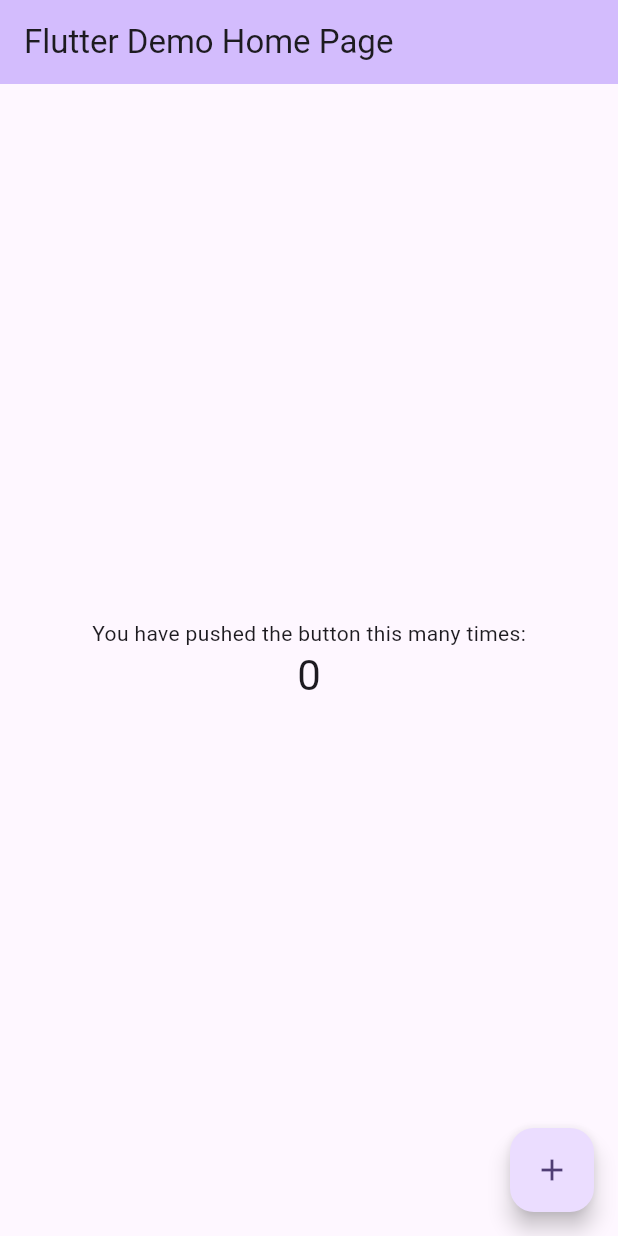
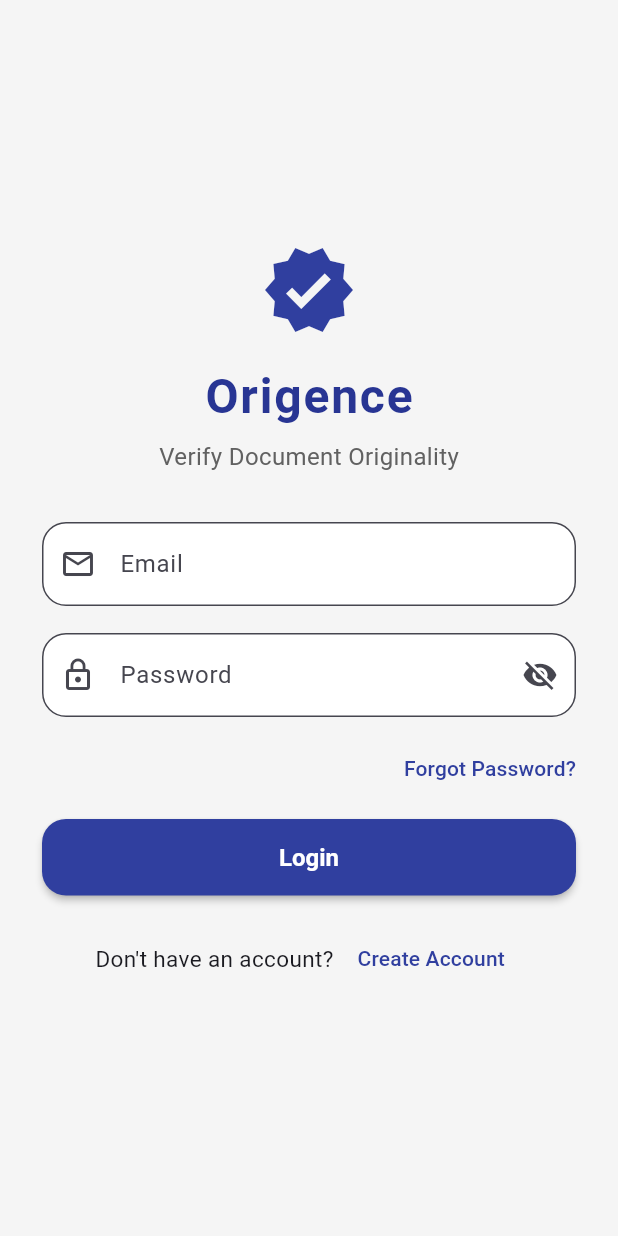
Before and after one commit to arhatj09-blip/Origence, a Flutter app: the screen it shows after launch, on a phone screen of 412 x 824 dp. Run offline on Flutter 3.47's test engine with Material 3 defaults, Android fonts, the phone set to English and light mode, and no system bars.

Commit message:
Updated login page

```diff
--- a/frontend/lib/main.dart
+++ b/frontend/lib/main.dart
@@ -7,115 +7,190 @@ void main() {
 class MyApp extends StatelessWidget {
   const MyApp({super.key});
 
-  // This widget is the root of your application.
   @override
   Widget build(BuildContext context) {
     return MaterialApp(
-      title: 'Flutter Demo',
+      title: 'Origence',
       theme: ThemeData(
-        // This is the theme of your application.
-        //
-        // TRY THIS: Try running your application with "flutter run". You'll see
-        // the application has a purple toolbar. Then, without quitting the app,
-        // try changing the seedColor in the colorScheme below to Colors.green
-        // and then invoke "hot reload" (save your changes or press the "hot
-        // reload" button in a Flutter-supported IDE, or press "r" if you used
-        // the command line to start the app).
-        //
-        // Notice that the counter didn't reset back to zero; the application
-        // state is not lost during the reload. To reset the state, use hot
-        // restart instead.
-        //
-        // This works for code too, not just values: Most code changes can be
-        // tested with just a hot reload.
-        colorScheme: .fromSeed(seedColor: Colors.deepPurple),
+        colorScheme: ColorScheme.fromSeed(seedColor: Colors.indigo),
       ),
-      home: const MyHomePage(title: 'Flutter Demo Home Page'),
+      home: const LoginScreen(),
     );
   }
 }
 
-class MyHomePage extends StatefulWidget {
-  const MyHomePage({super.key, required this.title});
-
-  // This widget is the home page of your application. It is stateful, meaning
-  // that it has a State object (defined below) that contains fields that affect
-  // how it looks.
-
-  // This class is the configuration for the state. It holds the values (in this
-  // case the title) provided by the parent (in this case the App widget) and
-  // used by the build method of the State. Fields in a Widget subclass are
-  // always marked "final".
-
-  final String title;
+class LoginScreen extends StatefulWidget {
+  const LoginScreen({super.key});
 
   @override
-  State<MyHomePage> createState() => _MyHomePageState();
+  State<LoginScreen> createState() => _LoginScreenState();
 }
 
-class _MyHomePageState extends State<MyHomePage> {
-  int _counter = 0;
+class _LoginScreenState extends State<LoginScreen> {
+  final _formKey = GlobalKey<FormState>();
+  final TextEditingController _emailController = TextEditingController();
+  final TextEditingController _passwordController = TextEditingController();
+  bool _obscurePassword = true;
 
-  void _incrementCounter() {
-    setState(() {
-      // This call to setState tells the Flutter framework that something has
-      // changed in this State, which causes it to rerun the build method below
-      // so that the display can reflect the updated values. If we changed
-      // _counter without calling setState(), then the build method would not be
-      // called again, and so nothing would appear to happen.
-      _counter++;
-    });
+  @override
+  void dispose() {
+    _emailController.dispose();
+    _passwordController.dispose();
+    super.dispose();
   }
 
   @override
   Widget build(BuildContext context) {
-    // This method is rerun every time setState is called, for instance as done
-    // by the _incrementCounter method above.
-    //
-    // The Flutter framework has been optimized to make rerunning build methods
-    // fast, so that you can just rebuild anything that needs updating rather
-    // than having to individually change instances of widgets.
     return Scaffold(
-      appBar: AppBar(
-        // TRY THIS: Try changing the color here to a specific color (to
-        // Colors.amber, perhaps?) and trigger a hot reload to see the AppBar
-        // change color while the other colors stay the same.
-        backgroundColor: Theme.of(context).colorScheme.inversePrimary,
-        // Here we take the value from the MyHomePage object that was created by
-        // the App.build method, and use it to set our appbar title.
-        title: Text(widget.title),
-      ),
-      body: Center(
-        // Center is a layout widget. It takes a single child and positions it
-        // in the middle of the parent.
-        child: Column(
-          // Column is also a layout widget. It takes a list of children and
-          // arranges them vertically. By default, it sizes itself to fit its
-          // children horizontally, and tries to be as tall as its parent.
-          //
-          // Column has various properties to control how it sizes itself and
-          // how it positions its children. Here we use mainAxisAlignment to
-          // center the children vertically; the main axis here is the vertical
-          // axis because Columns are vertical (the cross axis would be
-          // horizontal).
-          //
-          // TRY THIS: Invoke "debug painting" (choose the "Toggle Debug Paint"
-          // action in the IDE, or press "p" in the console), to see the
-          // wireframe for each widget.
-          mainAxisAlignment: .center,
-          children: [
-            const Text('You have pushed the button this many times:'),
-            Text(
-              '$_counter',
-              style: Theme.of(context).textTheme.headlineMedium,
+      backgroundColor: Colors.grey[100],
+      body: SafeArea(
+        child: Center(
+          child: SingleChildScrollView(
+            padding: const EdgeInsets.symmetric(horizontal: 28, vertical: 24),
+            child: Form(
+              key: _formKey,
+              child: Column(
+                mainAxisSize: MainAxisSize.min,
+                crossAxisAlignment: CrossAxisAlignment.center,
+                children: [
+                  Container(
+                    padding: const EdgeInsets.only(bottom: 16),
+                    child: Icon(
+                      Icons.verified,
+                      color: Colors.indigo[700],
+                      size: 64,
+                    ),
+                  ),
+                  Text(
+                    'Origence',
+                    style: TextStyle(
+                      fontSize: 32,
+                      fontWeight: FontWeight.bold,
+                      color: Colors.indigo[800],
+                      letterSpacing: 1.2,
+                    ),
+                  ),
+                  const SizedBox(height: 6),
+                  Text(
+                    'Verify Document Originality',
+                    style: TextStyle(
+                      fontSize: 16,
+                      color: Colors.grey[700],
+                      fontWeight: FontWeight.w400,
+                    ),
+                  ),
+                  const SizedBox(height: 32),
+                  TextFormField(
+                    controller: _emailController,
+                    keyboardType: TextInputType.emailAddress,
+                    decoration: InputDecoration(
+                      labelText: 'Email',
+                      prefixIcon: const Icon(Icons.email_outlined),
+                      border: OutlineInputBorder(
+                        borderRadius: BorderRadius.circular(16),
+                      ),
+                      filled: true,
+                      fillColor: Colors.white,
+                    ),
+                    validator: (value) {
+                      if (value == null || value.trim().isEmpty) {
+                        return 'Please enter your email';
+                      }
+                      return null;
+                    },
+                  ),
+                  const SizedBox(height: 18),
+                  TextFormField(
+                    controller: _passwordController,
+                    obscureText: _obscurePassword,
+                    decoration: InputDecoration(
+                      labelText: 'Password',
+                      prefixIcon: const Icon(Icons.lock_outline),
+                      border: OutlineInputBorder(
+                        borderRadius: BorderRadius.circular(16),
+                      ),
+                      filled: true,
+                      fillColor: Colors.white,
+                      suffixIcon: IconButton(
+                        icon: Icon(
+                          _obscurePassword
+                              ? Icons.visibility_off
+                              : Icons.visibility,
+                        ),
+                        onPressed: () {
+                          setState(() {
+                            _obscurePassword = !_obscurePassword;
+                          });
+                        },
+                      ),
+                    ),
+                    validator: (value) {
+                      if (value == null || value.trim().isEmpty) {
+                        return 'Please enter your password';
+                      }
+                      return null;
+                    },
+                  ),
+                  const SizedBox(height: 10),
+                  Align(
+                    alignment: Alignment.centerRight,
+                    child: TextButton(
+                      onPressed: () {},
+                      style: TextButton.styleFrom(
+                        foregroundColor: Colors.indigo[700],
+                        padding: EdgeInsets.zero,
+                        minimumSize: const Size(0, 0),
+                      ),
+                      child: const Text('Forgot Password?'),
+                    ),
+                  ),
+                  const SizedBox(height: 10),
+                  SizedBox(
+                    width: double.infinity,
+                    child: ElevatedButton(
+                      style: ElevatedButton.styleFrom(
+                        backgroundColor: Colors.indigo[700],
+                        foregroundColor: Colors.white,
+                        padding: const EdgeInsets.symmetric(vertical: 16),
+                        shape: RoundedRectangleBorder(
+                          borderRadius: BorderRadius.circular(16),
+                        ),
+                        textStyle: const TextStyle(
+                          fontSize: 16,
+                          fontWeight: FontWeight.w600,
+                        ),
+                        elevation: 2,
+                      ),
+                      onPressed: () {
+                        if (_formKey.currentState!.validate()) {
+                          // No backend logic, just UI validation
+                        }
+                      },
+                      child: const Text('Login'),
+                    ),
+                  ),
+                  const SizedBox(height: 18),
+                  Row(
+                    mainAxisAlignment: MainAxisAlignment.center,
+                    children: [
+                      const Text(
+                        "Don't have an account? ",
+                        style: TextStyle(fontSize: 15),
+                      ),
+                      TextButton(
+                        onPressed: () {},
+                        style: TextButton.styleFrom(
+                          foregroundColor: Colors.indigo[700],
+                        ),
+                        child: const Text('Create Account'),
+                      ),
+                    ],
+                  ),
+                ],
+              ),
             ),
-          ],
+          ),
         ),
-      ),
-      floatingActionButton: FloatingActionButton(
-        onPressed: _incrementCounter,
-        tooltip: 'Increment',
-        child: const Icon(Icons.add),
       ),
     );
   }
```
